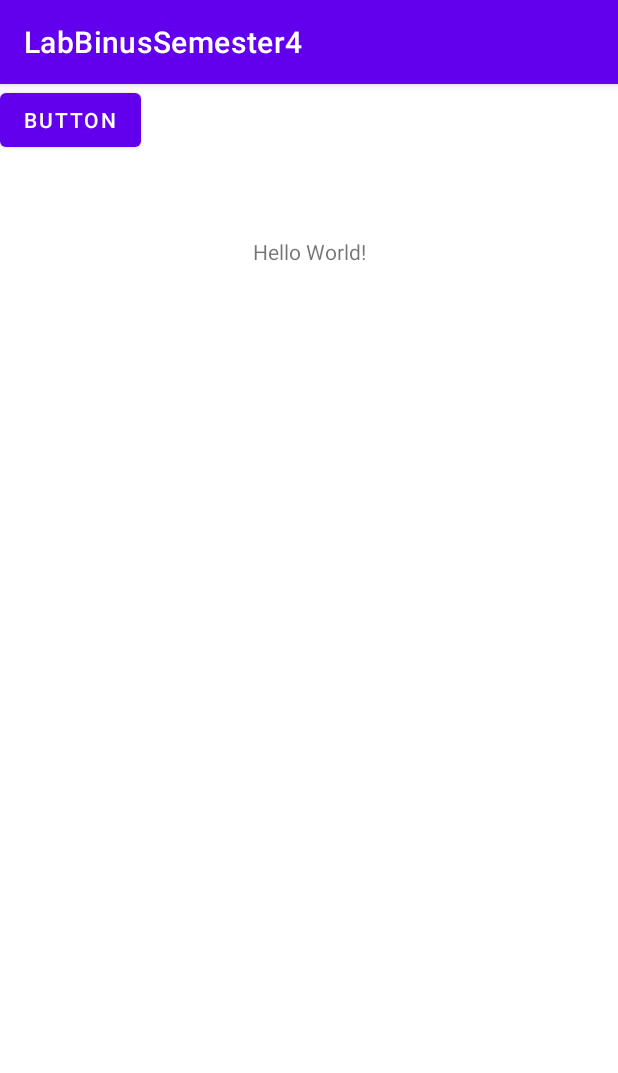
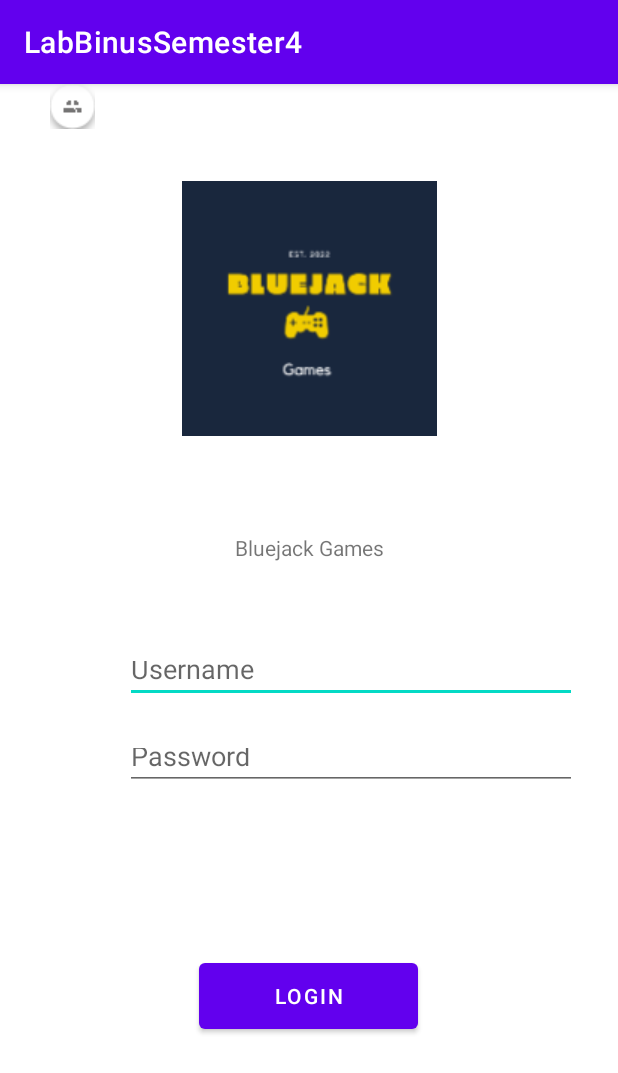
Before and after one commit to PYDONG69/LabBinusSemester4, an Android app: the screen it shows after launch (MainActivity), on a phone screen of 412 x 824 dp. Shown: the top 1073 px of the screen. Run offline under Robolectric (Android 15) with nearby library versions, the phone set to English and light mode, and no system bars.

```diff
--- a/app/src/main/res/layout/activity_main.xml
+++ b/app/src/main/res/layout/activity_main.xml
@@ -7,22 +7,81 @@
     tools:context=".MainActivity">
 
     <TextView
+        android:id="@+id/textView"
         android:layout_width="wrap_content"
         android:layout_height="wrap_content"
-        android:text="Hello World!"
+        android:text="Bluejack Games"
         app:layout_constraintBottom_toBottomOf="parent"
         app:layout_constraintLeft_toLeftOf="parent"
         app:layout_constraintRight_toRightOf="parent"
         app:layout_constraintTop_toTopOf="parent"
-        app:layout_constraintVertical_bias="0.136" />
+        app:layout_constraintVertical_bias="0.4" />
 
     <Button
-        android:id="@+id/button4"
+        android:id="@+id/loginButton"
+        android:layout_width="146dp"
+        android:layout_height="56dp"
+        android:text="Login"
+        app:layout_constraintBottom_toBottomOf="parent"
+        app:layout_constraintEnd_toEndOf="parent"
+        app:layout_constraintHorizontal_bias="0.498"
+        app:layout_constraintStart_toStartOf="parent"
+        app:layout_constraintTop_toBottomOf="@+id/textView"
+        app:layout_constraintVertical_bias="0.665" />
+
+    <com.google.android.material.textfield.TextInputEditText
+        android:id="@+id/usernameLogin"
+        android:layout_width="301dp"
+        android:layout_height="38dp"
+        android:hint="Username"
+        app:layout_constraintBottom_toTopOf="@+id/loginButton"
+        app:layout_constraintEnd_toEndOf="parent"
+        app:layout_constraintHorizontal_bias="0.75"
+        app:layout_constraintStart_toStartOf="parent"
+        app:layout_constraintTop_toBottomOf="@+id/textView"
+        app:layout_constraintVertical_bias="0.25" />
+
+    <com.google.android.material.textfield.TextInputEditText
+        android:id="@+id/passwordLogin"
+        android:layout_width="301dp"
+        android:layout_height="38dp"
+        android:hint="Password"
+        app:layout_constraintBottom_toTopOf="@+id/loginButton"
+        app:layout_constraintEnd_toEndOf="parent"
+        app:layout_constraintHorizontal_bias="0.754"
+        app:layout_constraintStart_toStartOf="parent"
+        app:layout_constraintTop_toBottomOf="@+id/textView"
+        app:layout_constraintVertical_bias="0.511" />
+
+    <ImageView
+        android:id="@+id/imageView4"
         android:layout_width="wrap_content"
         android:layout_height="wrap_content"
-        android:text="Button"
-        tools:layout_editor_absoluteX="156dp"
-        tools:layout_editor_absoluteY="331dp" />
+        app:layout_constraintEnd_toStartOf="@+id/passwordLogin"
+        app:layout_constraintHorizontal_bias="0.622"
+        app:layout_constraintStart_toStartOf="parent"
+        app:srcCompat="@drawable/password_icon"
+        tools:layout_editor_absoluteY="411dp" />
+
+    <ImageView
+        android:id="@+id/imageView"
+        android:layout_width="wrap_content"
+        android:layout_height="wrap_content"
+        app:layout_constraintBottom_toTopOf="@+id/textView"
+        app:layout_constraintEnd_toEndOf="parent"
+        app:layout_constraintStart_toStartOf="parent"
+        app:layout_constraintTop_toTopOf="parent"
+        app:srcCompat="@drawable/logo" />
+
+    <ImageView
+        android:id="@+id/imageView2"
+        android:layout_width="wrap_content"
+        android:layout_height="wrap_content"
+        app:layout_constraintEnd_toStartOf="@+id/usernameLogin"
+        app:layout_constraintHorizontal_bias="0.622"
+        app:layout_constraintStart_toStartOf="parent"
+        app:srcCompat="@drawable/username_icon"
+        tools:layout_editor_absoluteY="357dp" />
 
 
 </androidx.constraintlayout.widget.ConstraintLayout>
```
Also changed, not shown: app/src/main/res/drawable/logo.png (added), app/src/main/res/drawable/password_icon.png (added), app/src/main/res/drawable/username_icon.png (added).
